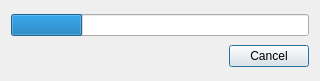
Before: the Qt Designer form source/examples/dialog_ui.ui in MValaguz/MSql, drawn with Qt 5.
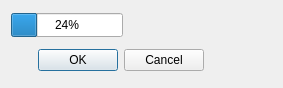
After: the same form once the commit is applied. Icons and pictures are not drawn.

```diff
--- a/source/examples/dialog_ui.ui
+++ b/source/examples/dialog_ui.ui
@@ -6,39 +6,42 @@
    <rect>
     <x>0</x>
     <y>0</y>
-    <width>320</width>
-    <height>81</height>
+    <width>283</width>
+    <height>88</height>
    </rect>
   </property>
   <property name="windowTitle">
    <string>Exec...please wait...</string>
   </property>
-  <property name="windowIcon">
-   <iconset resource="../qtdesigner/resource.qrc">
-    <normaloff>:/icons/icons/MSql.ico</normaloff>:/icons/icons/MSql.ico</iconset>
-  </property>
-  <layout class="QGridLayout" name="gridLayout">
-   <item row="0" column="0">
-    <widget class="QProgressBar" name="progressbar">
+  <widget class="QProgressBar" name="progressBar">
+   <property name="geometry">
+    <rect>
+     <x>11</x>
+     <y>13</y>
+     <width>112</width>
+     <height>24</height>
+    </rect>
+   </property>
      <property name="value">
       <number>24</number>
      </property>
-     <property name="textVisible">
-      <bool>false</bool>
-     </property>
-    </widget>
-   </item>
-   <item row="1" column="0">
+  </widget>
     <widget class="QDialogButtonBox" name="buttonBox">
+   <property name="geometry">
+    <rect>
+     <x>11</x>
+     <y>46</y>
+     <width>193</width>
+     <height>28</height>
+    </rect>
+   </property>
      <property name="orientation">
       <enum>Qt::Horizontal</enum>
      </property>
      <property name="standardButtons">
-      <set>QDialogButtonBox::Cancel</set>
-     </property>
-    </widget>
-   </item>
-  </layout>
+    <set>QDialogButtonBox::Cancel|QDialogButtonBox::Ok</set>
+   </property>
+  </widget>
  </widget>
  <resources>
   <include location="../qtdesigner/resource.qrc"/>
```
Left out of the diff: 34 changed lines with no effect on the pictures. Lines whose indentation alone changed are shown as unchanged.
